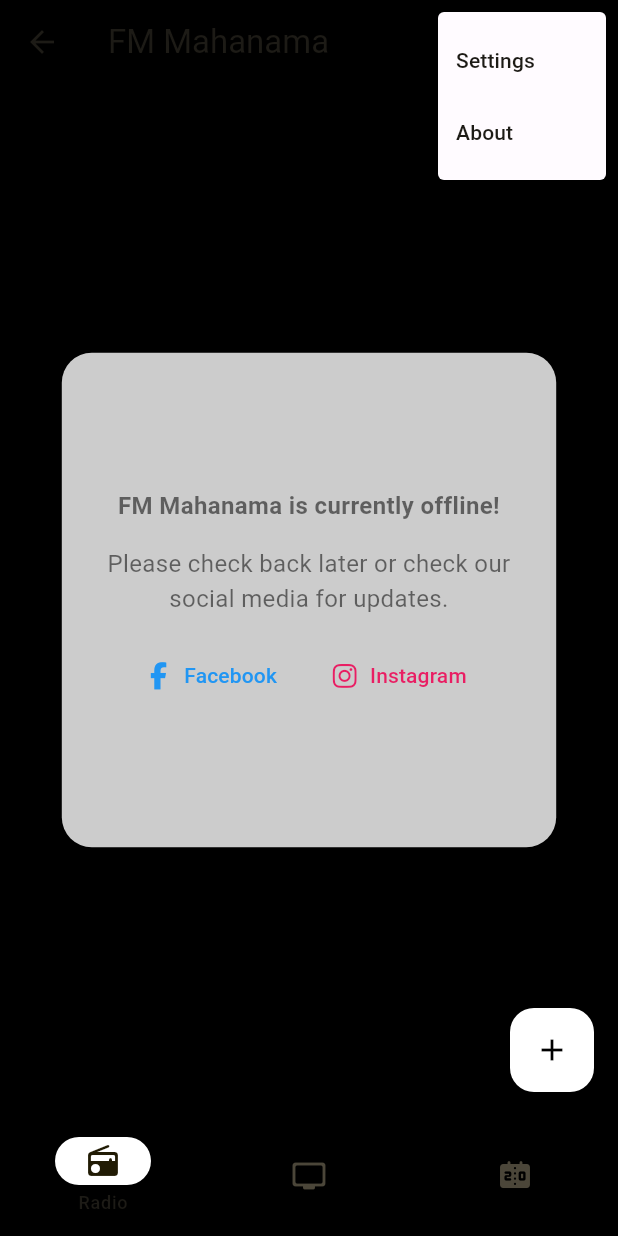
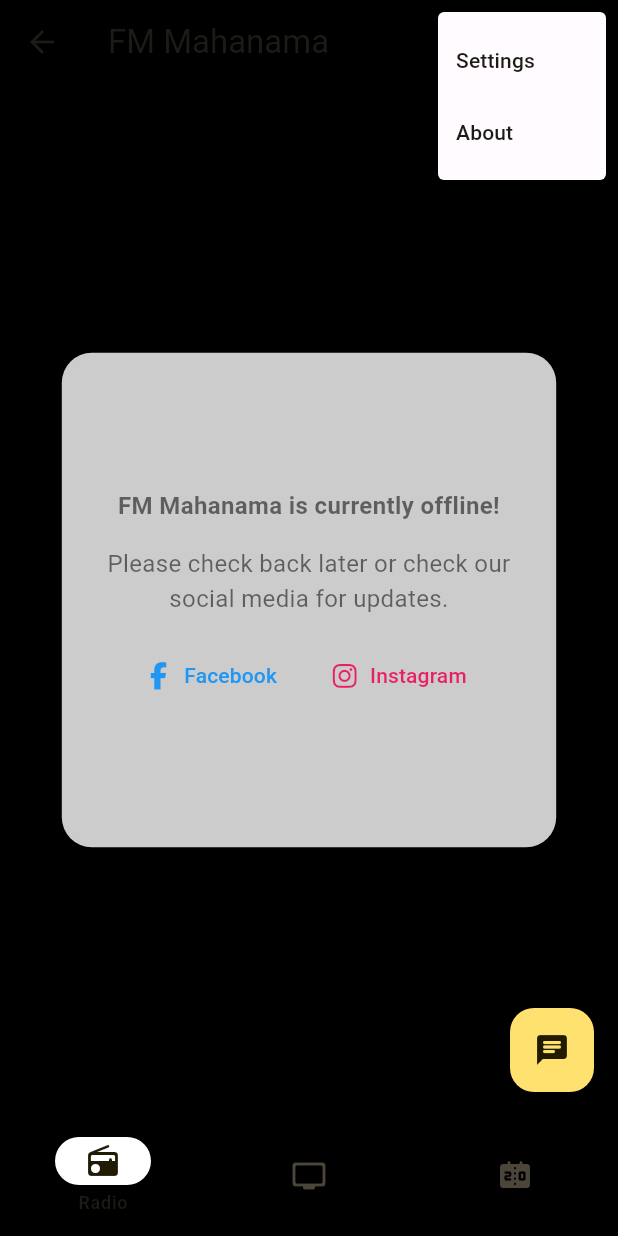
Before and after one commit to RusiruWijethilake/fm_mahanama_mobile_app, a Flutter app: the HomePage screen opened by its route, after a tap on the "more vert" icon, on a phone screen of 412 x 824 dp. Run offline on Flutter 3.47's test engine with Material 2 defaults, Android fonts, the phone set to English and light mode, and no system bars; our stand-ins replace assets_audio_player, cloud_firestore, firebase_analytics, firebase_auth, firebase_core, firebase_crashlytics and 3 more; missing offline and left inert: firebase_performance, flutter_gradient_colors, profanity_filter; accounts and stored records are empty.

Commit message:
chat launch moved to floating button

```diff
--- a/lib/pages/home_page.dart
+++ b/lib/pages/home_page.dart
@@ -1,8 +1,10 @@
 import 'package:assets_audio_player/src/assets_audio_player.dart';
+import 'package:cloud_firestore/cloud_firestore.dart';
 import 'package:firebase_analytics/firebase_analytics.dart';
 import 'package:flutter/material.dart';
 import 'package:flutter/services.dart';
 import 'package:flutter_gradient_colors/flutter_gradient_colors.dart';
+import 'package:fm_mahanama_mobile_app/pages/chat_page.dart';
 import 'package:fm_mahanama_mobile_app/pages/tabs/tab_radio.dart';
 import 'package:fm_mahanama_mobile_app/theme/app_colors.dart';
 import 'package:url_launcher/url_launcher_string.dart';
@@ -21,7 +23,10 @@ class HomePage extends StatefulWidget {
 
 class _HomePageState extends State<HomePage>{
 
+  final Stream<DocumentSnapshot<Map<String, dynamic>>> _radioStream = FirebaseFirestore.instance.collection('public').doc('stream').snapshots();
+
   int _selectedIndex = 0;
+  bool _chatEnabled = false;
 
   @override
   void initState() {
@@ -32,6 +37,8 @@ class _HomePageState extends State<HomePage>{
         DeviceOrientation.portraitDown,
       ],
     );
+    checkAndListenToFirestoreState();
+    widget.analytics.setCurrentScreen(screenName: HomePage.routeName);
   }
 
   @override
@@ -171,14 +178,39 @@ class _HomePageState extends State<HomePage>{
           ),
         ],
       ),
-      floatingActionButton: FloatingActionButton(onPressed: () {
-        ScaffoldMessenger.of(context).showSnackBar(
-          const SnackBar(
-            content: Text("Coming soon!"),
-          ),
-        );
-      }, child: const Icon(Icons.add), backgroundColor: Colors.white, foregroundColor: Colors.black,),
+      floatingActionButton: FloatingActionButton(
+        onPressed: () {
+          if (_chatEnabled) {
+            Navigator.pushNamed(context, ChatPage.routeName);
+          } else {
+            ScaffoldMessenger.of(context).showSnackBar(
+              const SnackBar(
+                content: Text("Chat is disabled by the admin! Please try again later."),
+              ),
+            );
+          }
+        },
+        child: const Icon(Icons.chat_rounded),
+      ),
     );
   }
 
+  void checkAndListenToFirestoreState() {
+    _radioStream.listen((event) {
+      if (event.exists) {
+        bool chatEnabled = event.data()!['chat_enabled'];
+
+        if (chatEnabled) {
+          setState(() {
+            _chatEnabled = true;
+          });
+        } else {
+          setState(() {
+            _chatEnabled = false;
+          });
+        }
+      }
+    });
+  }
+
 }
--- a/lib/pages/tabs/tab_radio.dart
+++ b/lib/pages/tabs/tab_radio.dart
@@ -27,7 +27,6 @@ class _RadioTabState extends State<RadioTab> with SingleTickerProviderStateMixin
 
   bool _initialLoad = false;
   bool _streamOnline = false;
-  bool _chatEnabled = false;
 
   String _nowPlaying = "";
   String _by = "";
@@ -52,7 +51,6 @@ class _RadioTabState extends State<RadioTab> with SingleTickerProviderStateMixin
     _radioStream.listen((event) {
       if (event.exists) {
         bool onAir = event.get("onair");
-        bool chatEnabled = event.get("chat_enabled");
         String nowPlaying = event.get("nowplaying");
         String by = event.get("by");
         String radioStreamUrl = event.get("link");
@@ -61,12 +59,6 @@ class _RadioTabState extends State<RadioTab> with SingleTickerProviderStateMixin
         if (onAir != _streamOnline) {
           setState(() {
             _streamOnline = onAir;
-          });
-        }
-
-        if (chatEnabled != _chatEnabled) {
-          setState(() {
-            _chatEnabled = chatEnabled;
           });
         }
 
@@ -227,8 +219,8 @@ class _RadioTabState extends State<RadioTab> with SingleTickerProviderStateMixin
                       ),
                       showNotifications: false,
                     );
+                    widget.analytics.logEvent(name: 'radio_stop', parameters: null);
                   } else {
-                    await widget.analytics.logEvent(name: 'radio_play', parameters: null);
                     widget.radioPlayer.play();
                     widget.radioPlayer.setLoopMode(LoopMode.none);
                     controller.forward();
@@ -240,6 +232,7 @@ class _RadioTabState extends State<RadioTab> with SingleTickerProviderStateMixin
                       ),
                       showNotifications: true,
                     );
+                    widget.analytics.logEvent(name: 'radio_play', parameters: null);
                   }
                 },
                 icon: AnimatedIcon(
@@ -271,7 +264,7 @@ class _RadioTabState extends State<RadioTab> with SingleTickerProviderStateMixin
             ),
             const SizedBox(height: 22.0),
             Container(
-              width: MediaQuery.of(context).size.width * 0.7,
+              width: MediaQuery.of(context).size.width * 0.6,
               height: 70,
               padding: const EdgeInsets.all(16.0),
               child: Row(
@@ -279,21 +272,6 @@ class _RadioTabState extends State<RadioTab> with SingleTickerProviderStateMixin
                 crossAxisAlignment: CrossAxisAlignment.center,
                 mainAxisAlignment: MainAxisAlignment.spaceEvenly,
                 children: [
-                  IconButton(
-                    onPressed: _chatEnabled ? () {
-                      Navigator.pushNamed(context, ChatPage.routeName);
-                    } : () {
-                      ScaffoldMessenger.of(context).showSnackBar(
-                        const SnackBar(
-                          content: Text("Chat is disabled for now. Check back later."),
-                        ),
-                      );
-                    },
-                    icon: const Icon(Icons.chat_rounded),
-                    iconSize: 24.0,
-                    color: Colors.black87,
-                    tooltip: _chatEnabled ? "Chat" : "Chat is disabled",
-                  ),
                   IconButton(
                     onPressed: () {},
                     icon: const Icon(Icons.share_rounded),
```
Also changed, not shown: lib/pages/chat_page.dart (+9 -0 lines).
